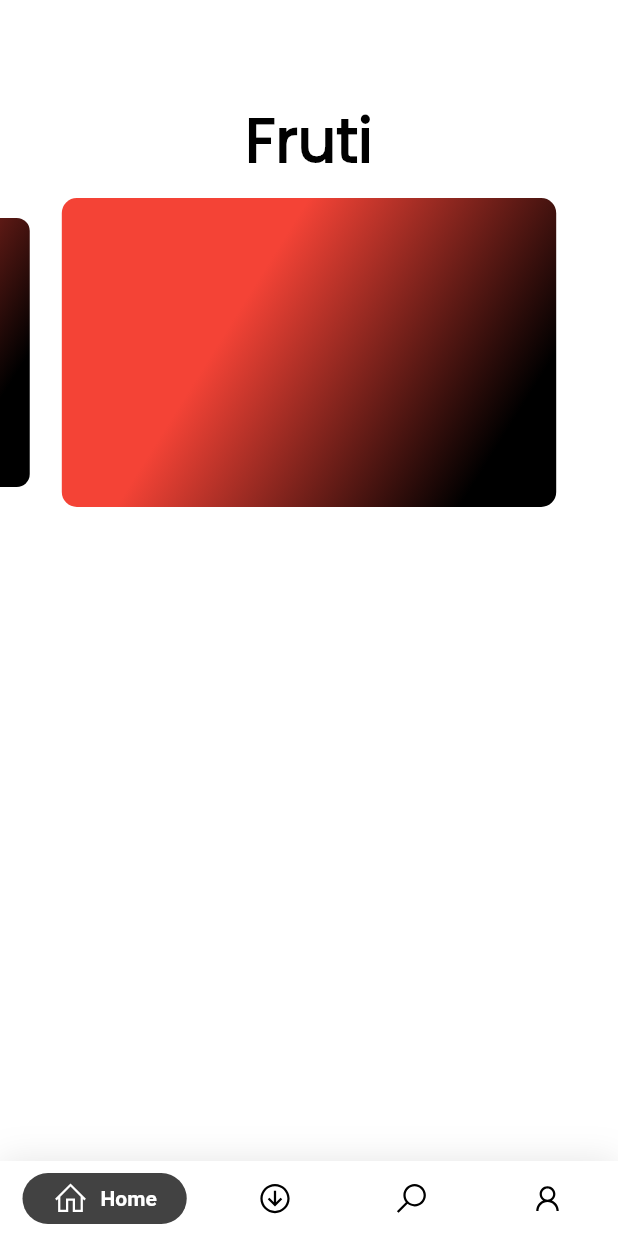
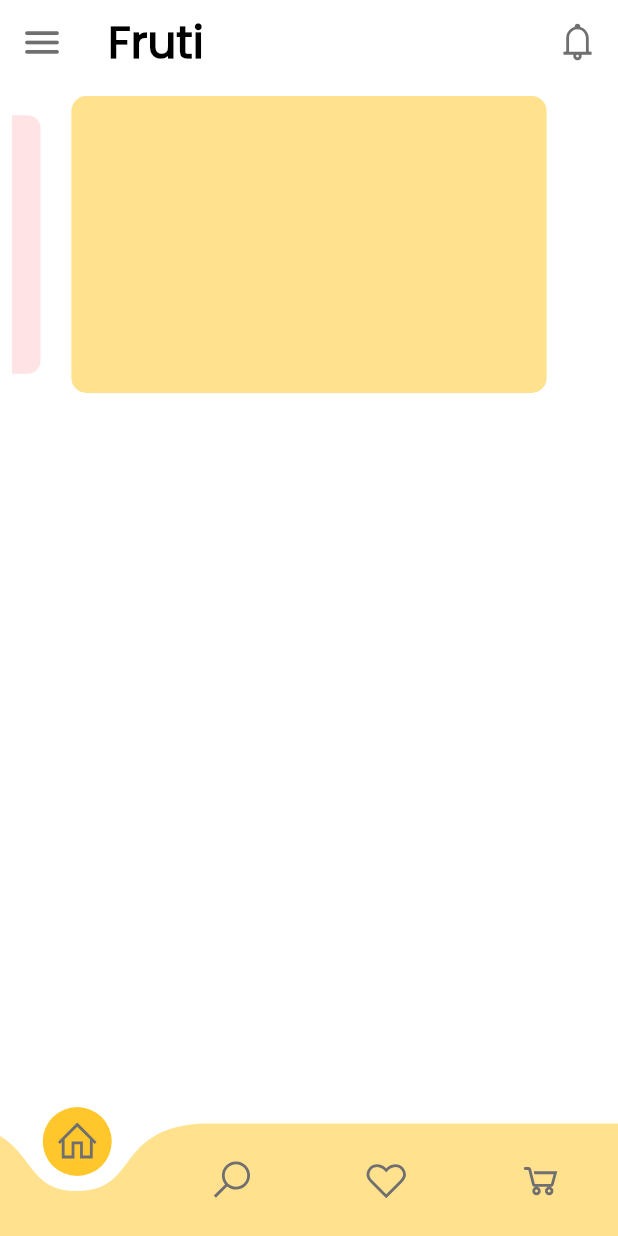
Before and after one commit to dwvicy/fruti, a Flutter app: the screen it shows after launch, on a phone screen of 412 x 824 dp. Run offline on Flutter 3.47's test engine with Material 2 defaults, Android fonts, the phone set to English and light mode, and no system bars; drawn by our look-alikes of carousel_slider, curved_navigation_bar, google_nav_bar; our stand-ins replace line_icons.

Commit message:
ui: add navigation + basic layout

```diff
--- /dev/null
+++ b/lib/AppTheme.dart
@@ -0,0 +1,11 @@
+import 'package:flutter/material.dart';
+
+class AppTheme {
+  static const Color lightYellow = Color(0xFFFFE18E);
+  static const Color ellow = Color(0xFFFFC72B);
+  static const Color lightRed = Color(0xFFFFE3E5);
+  static const Color gray = Color(0xFF6F6F6F);
+  static const Color lightGreen = Color(0xFFDFF8D4);
+  static const Color red = Color(0xFFFF303E);
+  static const Color green = Color(0xFF94E870);
+}
--- /dev/null
+++ b/lib/cart.dart
@@ -0,0 +1,12 @@
+import 'package:flutter/material.dart';
+import 'package:flutter/cupertino.dart';
+import 'package:fruti/AppTheme.dart';
+
+class Cart extends StatelessWidget {
+  @override
+  Widget build(BuildContext context) {
+    return Scaffold(
+      backgroundColor: AppTheme.lightGreen,
+    );
+  }
+}
--- /dev/null
+++ b/lib/favorites.dart
@@ -0,0 +1,12 @@
+import 'package:flutter/cupertino.dart';
+import 'package:flutter/material.dart';
+import 'package:fruti/AppTheme.dart';
+
+class Favorites extends StatelessWidget {
+  @override
+  Widget build(BuildContext context) {
+    return Scaffold(
+      backgroundColor: AppTheme.lightYellow,
+    );
+  }
+}
--- a/lib/home.dart
+++ b/lib/home.dart
@@ -1,23 +1,13 @@
 import 'package:carousel_slider/carousel_slider.dart';
+import 'package:curved_navigation_bar/curved_navigation_bar.dart';
 import 'package:flutter/cupertino.dart';
 import 'package:flutter/material.dart';
-import 'package:google_nav_bar/google_nav_bar.dart';
+import 'package:fruti/AppTheme.dart';
+import 'package:fruti/cart.dart';
+import 'package:fruti/favorites.dart';
+import 'package:fruti/home_page.dart';
+import 'package:fruti/search.dart';
 import 'package:line_icons/line_icons.dart';
-
-List<Widget> names = [
-  Container(
-    decoration: BoxDecoration(
-        borderRadius: BorderRadius.circular(10),
-        gradient: LinearGradient(
-            begin: Alignment.topCenter, colors: [Colors.red, Colors.black])),
-  ),
-  Container(
-    decoration: BoxDecoration(
-        borderRadius: BorderRadius.circular(10),
-        gradient: LinearGradient(
-            begin: Alignment.topCenter, colors: [Colors.red, Colors.black])),
-  ),
-];
 
 class MyHome extends StatefulWidget {
   @override
@@ -25,107 +15,89 @@ class MyHome extends StatefulWidget {
 }
 
 class _MyHomeState extends State<MyHome> {
-  int _selectedIndex = 0;
-  static const TextStyle optionStyle =
-      TextStyle(fontSize: 30, fontWeight: FontWeight.bold);
-  static const List<Widget> _widgetOptions = <Widget>[
-    Text(
-      'Index 0: Home',
-      style: optionStyle,
-    ),
-    Text(
-      'Index 1: Likes',
-      style: optionStyle,
-    ),
-    Text(
-      'Index 2: Search',
-      style: optionStyle,
-    ),
-    Text(
-      'Index 3: Profile',
-      style: optionStyle,
-    ),
+  final _pageController = PageController();
+  final List<Widget> pages = [
+    HomePage(),
+    Search(),
+    Favorites(),
+    Cart(),
   ];
+
+  @override
+  void initState() {
+    super.initState();
+  }
+
   @override
   Widget build(BuildContext context) {
     return Scaffold(
       backgroundColor: Colors.white,
       appBar: AppBar(
+        leading: Icon(
+          Icons.menu_rounded,
+          size: 30,
+          color: AppTheme.gray,
+        ),
+        title: Text(
+          'Fruti',
+          style: TextStyle(
+              color: Colors.black,
+              fontSize: 30,
+              fontFamily: 'Poppins',
+              fontWeight: FontWeight.bold),
+        ),
+        actions: [
+          Padding(
+            padding: const EdgeInsets.all(12.0),
+            child: Icon(
+              LineIcons.bell,
+              color: AppTheme.gray,
+              size: 30,
+            ),
+          )
+        ],
         backgroundColor: Colors.white,
         elevation: 0,
       ),
-      body: SingleChildScrollView(
-        child: Column(
-          crossAxisAlignment: CrossAxisAlignment.center,
-          mainAxisAlignment: MainAxisAlignment.center,
-          children: <Widget>[
-            Padding(
-              padding: const EdgeInsets.all(8.0),
-              child: Center(
-                child: Text(
-                  'Fruti',
-                  style: TextStyle(
-                      color: Colors.black,
-                      fontSize: 40,
-                      fontFamily: 'Poppins',
-                      fontWeight: FontWeight.bold),
-                ),
-              ),
-            ),
-            Container(
-                child: CarouselSlider(
-              options: CarouselOptions(
-                aspectRatio: 2.0,
-                enlargeCenterPage: true,
-                enableInfiniteScroll: false,
-                initialPage: 2,
-                autoPlay: true,
-              ),
-              items: names,
-            )),
-          ],
-        ),
-      ),
-      bottomNavigationBar: Container(
-        decoration: BoxDecoration(color: Colors.white, boxShadow: [
-          BoxShadow(blurRadius: 20, color: Colors.black.withOpacity(.1))
-        ]),
-        child: SafeArea(
-          child: Padding(
-            padding: const EdgeInsets.symmetric(horizontal: 15.0, vertical: 8),
-            child: GNav(
-                gap: 8,
-                activeColor: Colors.white,
-                iconSize: 24,
-                padding: EdgeInsets.symmetric(horizontal: 20, vertical: 5),
-                duration: Duration(milliseconds: 800),
-                tabBackgroundColor: Colors.grey[800],
-                tabs: [
-                  GButton(
-                    icon: LineIcons.home,
-                    text: 'Home',
-                  ),
-                  GButton(
-                    icon: LineIcons.arrow_circle_down,
-                    text: 'Likes',
-                  ),
-                  GButton(
-                    icon: LineIcons.search,
-                    text: 'Search',
-                  ),
-                  GButton(
-                    icon: LineIcons.user,
-                    text: 'Profile',
-                  ),
-                ],
-                selectedIndex: _selectedIndex,
-                onTabChange: (index) {
-                  setState(() {
-                    _selectedIndex = index;
-                  });
-                }),
+      body: PageView(
+          physics: NeverScrollableScrollPhysics(),
+          controller: _pageController,
+          children: pages,
+          onPageChanged: (int index) {
+            setState(() {
+              _pageController.jumpToPage(index);
+            });
+          }),
+      bottomNavigationBar: CurvedNavigationBar(
+        backgroundColor: Colors.transparent,
+        buttonBackgroundColor: AppTheme.ellow,
+        color: AppTheme.lightYellow,
+        items: <Widget>[
+          Icon(
+            LineIcons.home,
+            size: 30,
+            color: AppTheme.gray,
           ),
-        ),
+          Icon(
+            LineIcons.search,
+            size: 30,
+            color: AppTheme.gray,
+          ),
+          Icon(
+            LineIcons.heart_o,
+            size: 30,
+            color: AppTheme.gray,
+          ),
+          Icon(
+            LineIcons.shopping_cart,
+            size: 30,
+            color: AppTheme.gray,
+          ),
+        ],
+        onTap: (index) {
+          _pageController.jumpToPage(index);
+          //Handle button tap
+        },
       ),
     );
   }
--- /dev/null
+++ b/lib/home_page.dart
@@ -0,0 +1,52 @@
+import 'package:carousel_slider/carousel_slider.dart';
+import 'package:flutter/material.dart';
+import 'package:flutter/cupertino.dart';
+import 'AppTheme.dart';
+
+class HomePage extends StatefulWidget {
+  @override
+  _HomePageState createState() => _HomePageState();
+}
+
+List<Widget> names = [
+  Container(
+      decoration: BoxDecoration(
+          borderRadius: BorderRadius.circular(10), color: AppTheme.lightGreen)),
+  Container(
+      decoration: BoxDecoration(
+          borderRadius: BorderRadius.circular(10), color: AppTheme.lightRed)),
+  Container(
+      decoration: BoxDecoration(
+          borderRadius: BorderRadius.circular(10),
+          color: AppTheme.lightYellow)),
+];
+
+class _HomePageState extends State<HomePage> {
+  @override
+  Widget build(BuildContext context) {
+    return Scaffold(
+      backgroundColor: Colors.white,
+      body: SingleChildScrollView(
+        child: Column(
+          crossAxisAlignment: CrossAxisAlignment.center,
+          mainAxisAlignment: MainAxisAlignment.center,
+          children: <Widget>[
+            Padding(
+                padding: const EdgeInsets.all(8.0),
+                child: Container(
+                    child: CarouselSlider(
+                  options: CarouselOptions(
+                    aspectRatio: 2.0,
+                    enlargeCenterPage: true,
+                    enableInfiniteScroll: false,
+                    initialPage: 2,
+                    autoPlay: true,
+                  ),
+                  items: names,
+                )))
+          ],
+        ),
+      ),
+    );
+  }
+}
--- /dev/null
+++ b/lib/search.dart
@@ -0,0 +1,12 @@
+import 'package:flutter/cupertino.dart';
+import 'package:flutter/material.dart';
+import 'package:fruti/AppTheme.dart';
+
+class Search extends StatelessWidget {
+  @override
+  Widget build(BuildContext context) {
+    return Scaffold(
+      backgroundColor: AppTheme.lightRed,
+    );
+  }
+}
--- a/pubspec.yaml
+++ b/pubspec.yaml
@@ -22,7 +22,7 @@ environment:
 
 dependencies:
   carousel_slider: ^2.3.1
-  google_nav_bar: ^3.2.0
+  curved_navigation_bar: ^0.3.7
   line_icons: ^0.2.0
   flutter:
     sdk: flutter
@@ -41,6 +41,8 @@ dev_dependencies:
 
 # The following section is specific to Flutter.
 flutter:
+
+
 
   # The following line ensures that the Material Icons font is
   # included with your application, so that you can use the icons in
```
Also changed, not shown: pubspec.lock.
